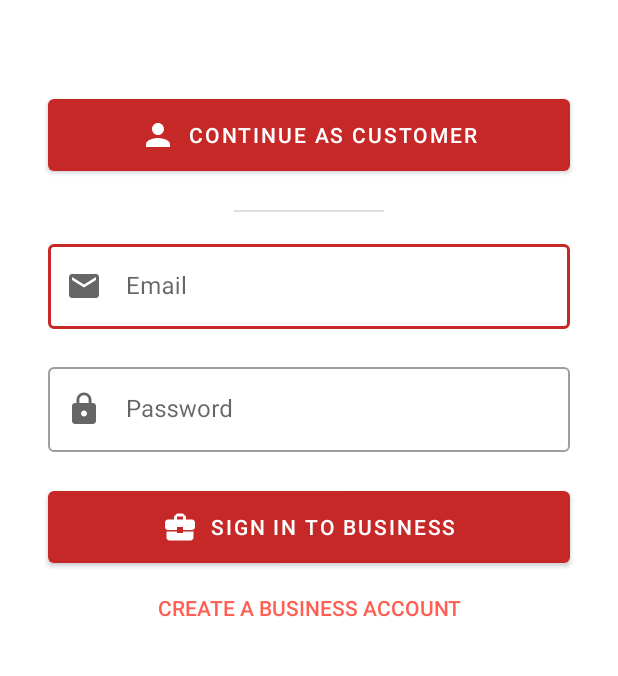
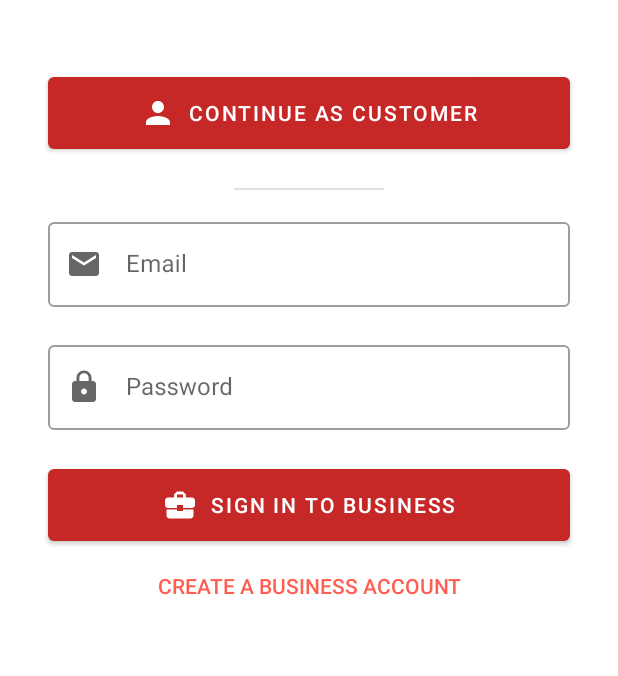
Before and after one commit to AceAltair13/OpenRestaurant, an Android app: the screen it shows after launch (MainActivity), on a phone screen of 412 x 824 dp, the part 419-1095 px from its top. Run offline under Robolectric (Android 15) with nearby library versions, the phone set to English and light mode, and no system bars; Roboto replaces fonts that are not available here.

Commit message:
fix autofocus issue

```diff
--- a/app/src/main/res/layout/activity_main.xml
+++ b/app/src/main/res/layout/activity_main.xml
@@ -9,6 +9,7 @@
 
         android:layout_width="match_parent"
         android:layout_height="wrap_content"
+        android:focusableInTouchMode="true"
         tools:context=".MainActivity">
 
         <ImageView
@@ -39,7 +40,7 @@
             android:layout_height="wrap_content"
             android:layout_marginStart="32dp"
             android:layout_marginLeft="32dp"
-            android:layout_marginTop="60dp"
+            android:layout_marginTop="45dp"
             android:layout_marginEnd="32dp"
             android:layout_marginRight="32dp"
             android:paddingVertical="12dp"
@@ -68,8 +69,6 @@
             android:layout_width="0dp"
             android:layout_height="wrap_content"
             android:layout_marginTop="16dp"
-            android:focusable="true"
-            android:focusableInTouchMode="true"
             app:layout_constraintEnd_toEndOf="@+id/customerLoginButton"
             app:layout_constraintStart_toStartOf="@+id/customerLoginButton"
             app:layout_constraintTop_toBottomOf="@+id/divider"
@@ -89,8 +88,6 @@
             android:layout_width="0dp"
             android:layout_height="wrap_content"
             android:layout_marginTop="20dp"
-            android:focusable="true"
-            android:focusableInTouchMode="true"
             app:layout_constraintEnd_toEndOf="@+id/email"
             app:layout_constraintStart_toStartOf="@+id/email"
             app:layout_constraintTop_toBottomOf="@+id/email"
--- a/app/src/main/res/layout/fragment_search.xml
+++ b/app/src/main/res/layout/fragment_search.xml
@@ -8,7 +8,8 @@
 
     <androidx.constraintlayout.widget.ConstraintLayout
         android:layout_width="match_parent"
-        android:layout_height="match_parent">
+        android:layout_height="match_parent"
+        android:focusableInTouchMode="true">
 
         <com.google.android.material.textfield.TextInputLayout
             android:id="@+id/searchRestaurant"
@@ -16,8 +17,6 @@
             android:layout_width="match_parent"
             android:layout_height="wrap_content"
             android:layout_margin="16dp"
-            android:focusable="true"
-            android:focusableInTouchMode="true"
             app:endIconMode="clear_text"
             app:layout_constraintLeft_toLeftOf="parent"
             app:layout_constraintRight_toRightOf="parent"
```
